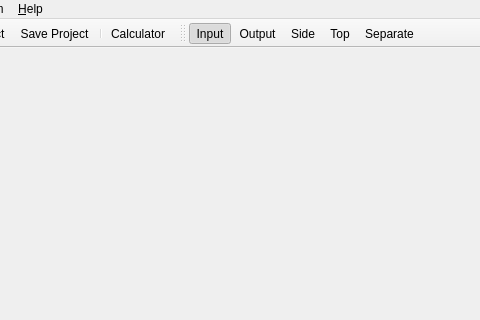
Old version of the form branches/avidemux_2.6_branch_mean/avidemux/qt4/ADM_userInterfaces/ADM_gui/gui2.ui in the repository BackupTheBerlios/avidemux-svn; both pictures show x 320 to 800 and y 0 to 320 of the 800 by 664 pixel window.
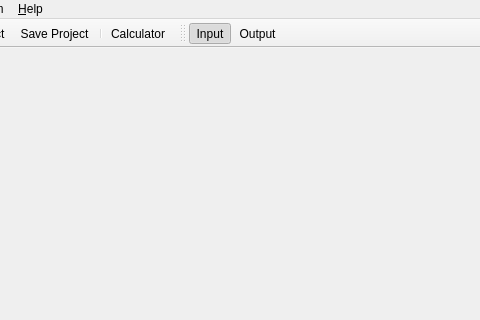
New version of the form. Icons and pictures are not drawn. Custom widgets are drawn as their Qt base class.

Commit message: [playback] Allow input & output playback

What changed in the file:
```diff
--- a/branches/avidemux_2.6_branch_mean/avidemux/qt4/ADM_userInterfaces/ADM_gui/gui2.ui
+++ b/branches/avidemux_2.6_branch_mean/avidemux/qt4/ADM_userInterfaces/ADM_gui/gui2.ui
@@ -1481,9 +1481,6 @@
    </attribute>
    <addaction name="actionPreviewInput"/>
    <addaction name="actionPreviewOutput"/>
-   <addaction name="actionPreviewSide"/>
-   <addaction name="actionPreviewTop"/>
-   <addaction name="actionPreviewSeparate"/>
   </widget>
   <action name="actionOpen">
    <property name="icon">
```
The commit also changes 2 other files.
